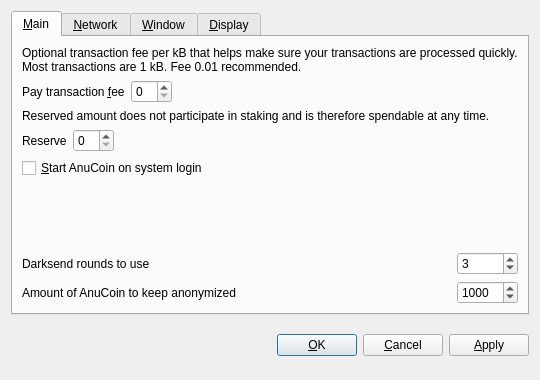
Before: the Qt Designer form src/qt/forms/optionsdialog.ui in anucore/anucore, drawn with Qt 5.
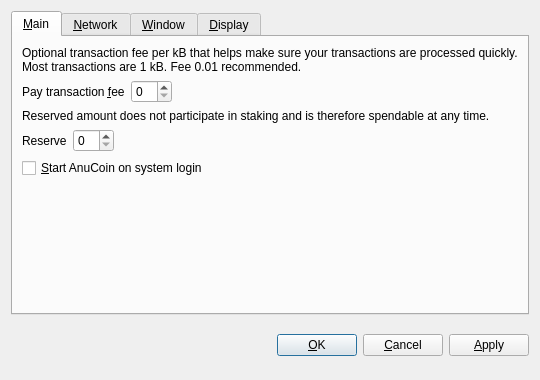
After: the same form once the commit is applied. Custom widgets are drawn as their Qt base class.

Patch:
```diff
--- a/src/qt/forms/optionsdialog.ui
+++ b/src/qt/forms/optionsdialog.ui
@@ -145,67 +145,6 @@
          </property>
         </spacer>
        </item>
-       <item row="6" column="0">
-        <widget class="QLabel" name="label">
-         <property name="toolTip">
-          <string>&lt;html&gt;&lt;head/&gt;&lt;body&gt;&lt;p&gt;This setting determines the amount of individual masternodes that an input will be anonymized through. More rounds of anonymization gives a higher degree of privacy, but also costs more in fees.&lt;/p&gt;&lt;/body&gt;&lt;/html&gt;</string>
-         </property>
-         <property name="text">
-          <string>Darksend rounds to use</string>
-         </property>
-        </widget>
-       </item>
-       <item row="6" column="1">
-        <widget class="QSpinBox" name="darksendRounds">
-         <property name="minimum">
-          <number>2</number>
-         </property>
-         <property name="maximum">
-          <number>16</number>
-         </property>
-         <property name="value">
-          <number>3</number>
-         </property>
-        </widget>
-       </item>
-       <item row="7" column="0">
-        <widget class="QLabel" name="label_2">
-         <property name="toolTip">
-          <string>This amount acts as a threshold to turn off Darksend once it's reached.</string>
-         </property>
-         <property name="statusTip">
-          <string notr="true"/>
-         </property>
-         <property name="whatsThis">
-          <string notr="true"/>
-         </property>
-         <property name="accessibleName">
-          <string notr="true"/>
-         </property>
-         <property name="accessibleDescription">
-          <string notr="true"/>
-         </property>
-         <property name="text">
-          <string>Amount of AnuCoin to keep anonymized</string>
-         </property>
-        </widget>
-       </item>
-       <item row="7" column="1">
-        <widget class="QSpinBox" name="anonymizeAnuCoin">
-         <property name="minimum">
-          <number>2</number>
-         </property>
-         <property name="maximum">
-          <number>10000</number>
-         </property>
-         <property name="singleStep">
-          <number>10</number>
-         </property>
-         <property name="value">
-          <number>1000</number>
-         </property>
-        </widget>
-       </item>
       </layout>
      </widget>
      <widget class="QWidget" name="tabNetwork">
```
Left out of the diff: 9 changed lines with no effect on the pictures.
